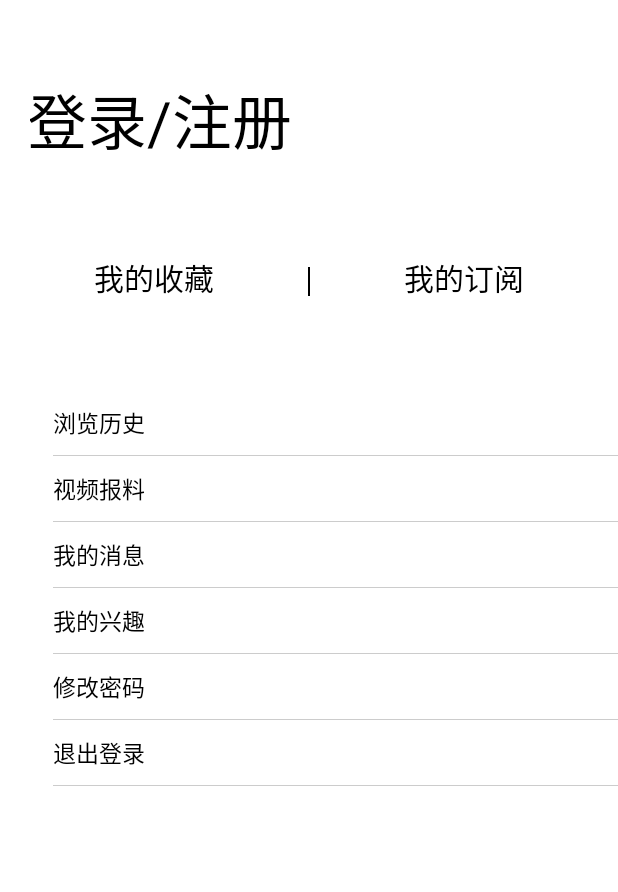
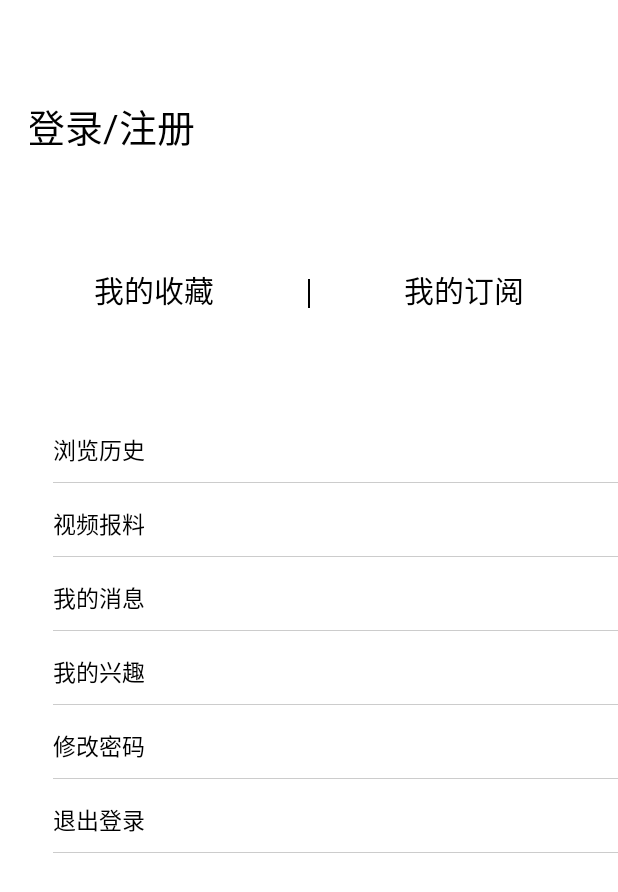
Before and after one commit to anddl9395/PearVideo, an Android app: the MineActivity screen opened directly, with no data from a screen before it, on a phone screen of 412 x 824 dp. Shown: the top 892 px of the screen. Run offline under Robolectric (Android 15) with nearby library versions, the light colour scheme and no system bars; our stand-ins replace CircleImageView; pictures from the network do not load.

Commit message:
修改了一些小东西

```diff
--- a/app/src/main/res/layout/activity_browsing_history.xml
+++ b/app/src/main/res/layout/activity_browsing_history.xml
@@ -22,7 +22,7 @@
             android:layout_centerInParent="true"
             android:text="浏览历史"
             android:textColor="@color/colorBlack"
-            android:textSize="20dp"/>
+            android:textSize="20sp"/>
         <TextView
             android:id="@+id/management"
             android:layout_width="wrap_content"
@@ -32,7 +32,7 @@
             android:layout_marginRight="10dp"
             android:layout_centerInParent="true"
             android:layout_alignParentRight="true"
-            android:textSize="15dp"/>
+            android:textSize="15sp"/>
 
     </RelativeLayout>
 
--- a/app/src/main/res/layout/activity_change_pwd.xml
+++ b/app/src/main/res/layout/activity_change_pwd.xml
@@ -25,7 +25,7 @@
         android:layout_marginTop="30dp"
         android:layout_marginLeft="20dp"
         android:textColor="@color/colorBlack"
-        android:textSize="30dp"
+        android:textSize="30sp"
         android:text="修改密码"/>
 
     <RelativeLayout
@@ -91,7 +91,7 @@
         android:layout_height="wrap_content"
         android:layout_margin="45dp"
         android:text="完成"
-        android:textSize="20dp"
+        android:textSize="20sp"
         android:textColor="#ccc"/>
 
 
--- a/app/src/main/res/layout/activity_login.xml
+++ b/app/src/main/res/layout/activity_login.xml
@@ -34,7 +34,7 @@
         android:layout_marginTop="30dp"
         android:layout_marginLeft="20dp"
         android:textColor="@color/colorBlack"
-        android:textSize="30dp"
+        android:textSize="30sp"
         android:text="@string/app_login_login"/>
 
     <EditText
@@ -87,7 +87,7 @@
         android:layout_height="wrap_content"
         android:layout_margin="45dp"
         android:text="@string/app_login_login"
-        android:textSize="20dp"
+        android:textSize="20sp"
         android:textColor="#ccc"/>
 
 
--- a/app/src/main/res/layout/activity_mine.xml
+++ b/app/src/main/res/layout/activity_mine.xml
@@ -13,7 +13,7 @@
         android:layout_height="wrap_content"
         android:orientation="horizontal"
         android:layout_marginLeft="20dp"
-        android:layout_marginTop="50dp">
+        android:layout_marginTop="60dp">
         <com.qf.pearvideo.view.CircleImageView
             android:layout_width="wrap_content"
             android:layout_height="wrap_content"
@@ -28,11 +28,11 @@
             android:id="@+id/myNickName"
             android:textColor="#000"
             android:text="@string/app_mine_myNickname"
-            android:textSize="40dp"
+            android:textSize="25sp"
             android:layout_gravity="center"/>
     </LinearLayout>
     <LinearLayout
-        android:layout_marginTop="60dp"
+        android:layout_marginTop="70dp"
         android:layout_width="match_parent"
         android:layout_height="40dp"
         android:orientation="horizontal">
@@ -42,7 +42,7 @@
             android:textColor="#000"
             android:text="@string/app_mine_myCollection"
             android:id="@+id/myCollection"
-            android:textSize="20dp"
+            android:textSize="20sp"
             android:layout_weight="1"
             android:gravity="center"
             />
@@ -55,7 +55,7 @@
             android:layout_height="wrap_content"
             android:layout_weight="1"
             android:gravity="center"
-            android:textSize="20dp"
+            android:textSize="20sp"
             android:textColor="#000"
             android:text="@string/app_mine_mySubscription"
             android:id="@+id/mySubscription"
@@ -66,7 +66,7 @@
     <LinearLayout
         android:layout_width="match_parent"
         android:layout_height="wrap_content"
-        android:layout_marginTop="60dp"
+        android:layout_marginTop="70dp"
         android:layout_marginLeft="35dp"
         android:orientation="vertical">
         <TextView
@@ -74,7 +74,7 @@
             android:layout_height="wrap_content"
             android:text="@string/app_mine_browsingHistory"
             android:id="@+id/browsingHistory"
-            android:textSize="15dp"
+            android:textSize="15sp"
             android:textColor="#000"
             />
         <TextView
@@ -86,10 +86,10 @@
         <TextView
             android:layout_width="match_parent"
             android:layout_height="wrap_content"
-            android:layout_marginTop="10dp"
+            android:layout_marginTop="15dp"
             android:text="@string/app_mine_videoRebellion"
             android:id="@+id/videoRebellion"
-            android:textSize="15dp"
+            android:textSize="15sp"
             android:textColor="#000"
             />
         <TextView
@@ -102,10 +102,10 @@
         <TextView
             android:layout_width="match_parent"
             android:layout_height="wrap_content"
-            android:layout_marginTop="10dp"
+            android:layout_marginTop="15dp"
             android:text="@string/app_mine_myMessage"
             android:id="@+id/myMessage"
-            android:textSize="15dp"
+            android:textSize="15sp"
             android:textColor="#000"
             />
         <TextView
@@ -117,10 +117,10 @@
         <TextView
             android:layout_width="match_parent"
             android:layout_height="wrap_content"
-            android:layout_marginTop="10dp"
+            android:layout_marginTop="15dp"
             android:text="@string/app_mine_myInterest"
             android:id="@+id/myInterest"
-            android:textSize="15dp"
+            android:textSize="15sp"
             android:textColor="#000"
             />
         <TextView
@@ -132,10 +132,10 @@
         <TextView
             android:layout_width="match_parent"
             android:layout_height="wrap_content"
-            android:layout_marginTop="10dp"
+            android:layout_marginTop="15dp"
             android:text="@string/app_mine_changePassword"
             android:id="@+id/changePassword"
-            android:textSize="15dp"
+            android:textSize="15sp"
             android:textColor="#000"
             />
         <TextView
@@ -147,10 +147,10 @@
         <TextView
             android:layout_width="match_parent"
             android:layout_height="wrap_content"
-            android:layout_marginTop="10dp"
+            android:layout_marginTop="15dp"
             android:text="@string/app_mine_quit"
             android:id="@+id/quit"
-            android:textSize="15dp"
+            android:textSize="15sp"
             android:textColor="#000"
             />
         <TextView
--- a/app/src/main/res/layout/activity_register.xml
+++ b/app/src/main/res/layout/activity_register.xml
@@ -22,7 +22,7 @@
             android:layout_width="wrap_content"
             android:layout_height="wrap_content"
             android:textColor="#ccc"
-            android:textSize="18dp"
+            android:textSize="18sp"
             android:layout_centerVertical="true"
             android:layout_alignParentRight="true"
             android:layout_marginRight="20dp"
@@ -34,7 +34,7 @@
         android:layout_marginTop="30dp"
         android:layout_marginLeft="20dp"
         android:textColor="@color/colorBlack"
-        android:textSize="30dp"
+        android:textSize="30sp"
         android:text="@string/app_login_register"/>
 
     <EditText
@@ -78,7 +78,7 @@
         android:layout_height="wrap_content"
         android:layout_margin="45dp"
         android:text="下一步"
-        android:textSize="20dp"
+        android:textSize="20sp"
         android:textColor="#ccc"/>
 
 
```
Also changed, not shown: app/src/main/res/layout/activity_forget_pwd.xml (+2 -5 lines).
